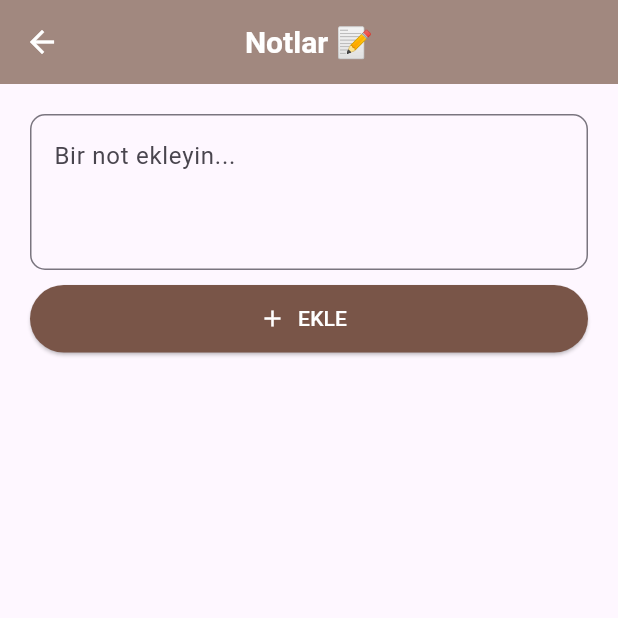
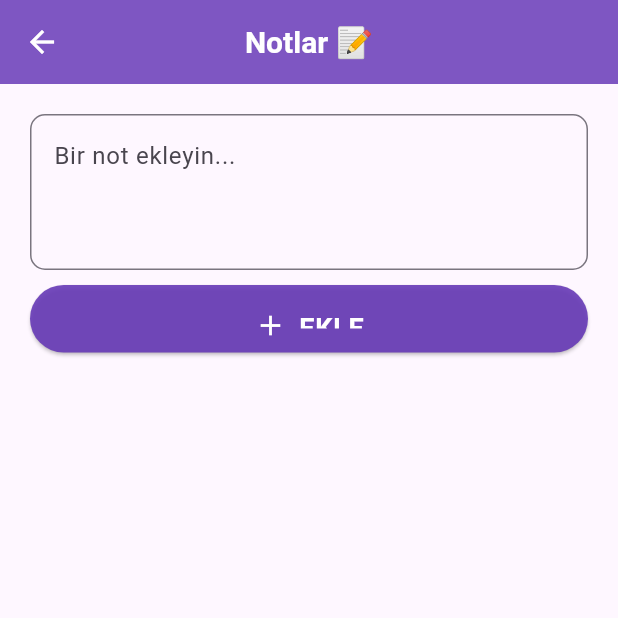
Before and after one commit to gkrarkn/Baby_Tracker, a Flutter app: the screen it shows after launch, after a tap on "Notlar", on a phone screen of 412 x 824 dp, the top half of it. Run offline on Flutter 3.47's test engine with Material 3 defaults, Android fonts, the light colour scheme and no system bars; our stand-ins replace audioplayers, fl_chart, shared_preferences.

Commit message:
Update main.dart

```diff
--- a/lib/main.dart
+++ b/lib/main.dart
@@ -280,7 +280,7 @@ class _DashboardPageState extends State<DashboardPage> {
                     context,
                     Icons.note_alt,
                     "Notlar",
-                    Colors.brown,
+                    const Color(0xFF6D8A8F), // SOFT PASTEL RENK
                     () {
                       Navigator.push(
                         context,
@@ -1605,7 +1605,7 @@ class _NotesPageState extends State<NotesPage> {
       backgroundColor: Theme.of(context).colorScheme.surface,
       appBar: AppBar(
         title: const Text("Notlar 📝"),
-        backgroundColor: Colors.brown.shade300,
+        backgroundColor: appThemeColor.value.withOpacity(0.85),
         foregroundColor: Colors.white,
       ),
       body: Padding(
@@ -1628,11 +1628,22 @@ class _NotesPageState extends State<NotesPage> {
               height: 45,
               child: ElevatedButton.icon(
                 onPressed: _addNote,
-                icon: const Icon(Icons.add),
-                label: const Text("EKLE"),
+                icon: const Icon(Icons.add, size: 22),
+                label: const Text(
+                  "EKLE",
+                  style: TextStyle(
+                    fontSize: 18,
+                    fontWeight: FontWeight.bold,
+                    letterSpacing: 0.5,
+                  ),
+                ),
                 style: ElevatedButton.styleFrom(
-                  backgroundColor: Colors.brown,
+                  backgroundColor: appThemeColor.value.withOpacity(0.9),
                   foregroundColor: Colors.white,
+                  shape: RoundedRectangleBorder(
+                    borderRadius: BorderRadius.circular(30),
+                  ),
+                  padding: const EdgeInsets.symmetric(vertical: 16),
                 ),
               ),
             ),
--- a/pubspec.yaml
+++ b/pubspec.yaml
@@ -46,7 +46,6 @@ dependencies:
   # activated in the `analysis_options.yaml` file located at the root of your
   # package. See that file for information about deactivating specific lint
   # rules and activating additional ones.
-  flutter_lints: ^6.0.0
 
 # For information on the generic Dart part of this file, see the
 # following page: https://dart.dev/tools/pub/pubspec
```
Also changed, not shown: pubspec.lock, 1 other file.
